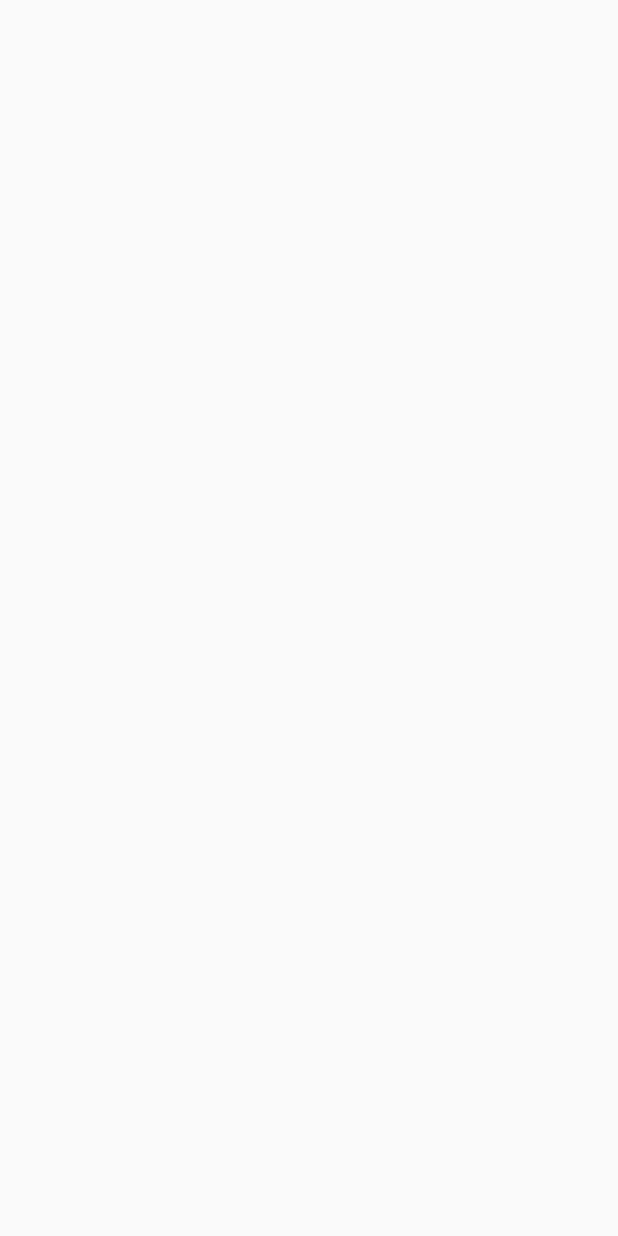
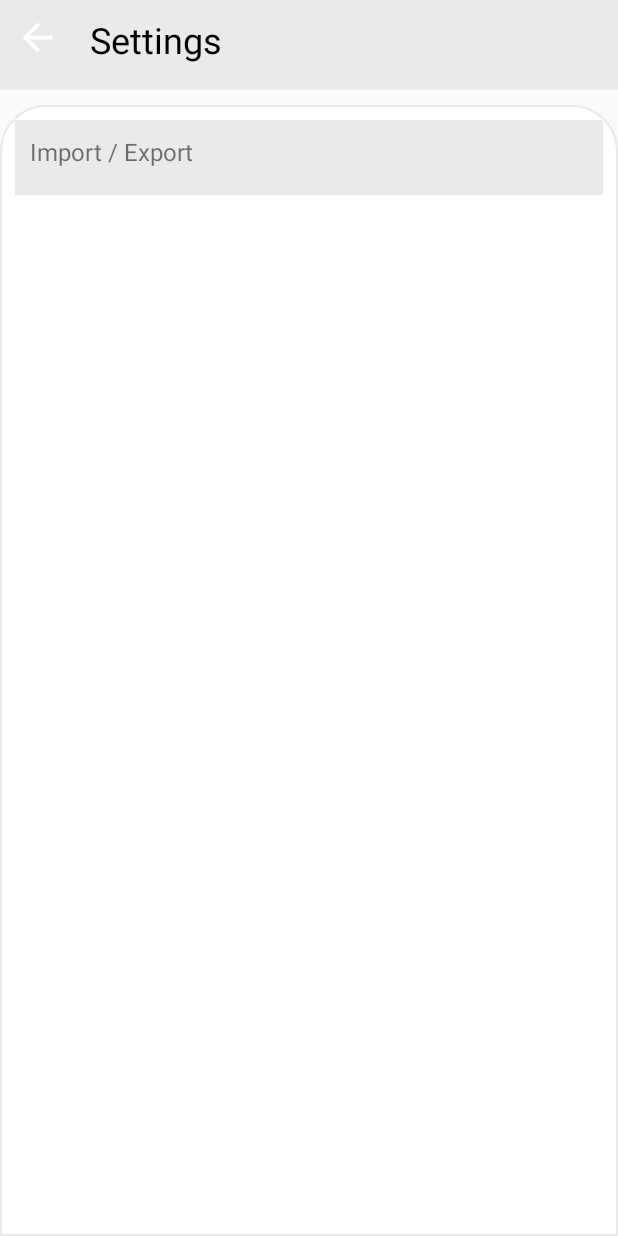
Before and after one commit to Parg3e3v/Just_Albums, an Android app: the SettingsActivity screen opened directly, with no data from a screen before it, on a phone screen of 412 x 824 dp. Before the commit the screen is empty. Run offline under Robolectric (Android 15) with nearby library versions, the phone set to English and light mode, and no system bars.

Commit message:
Working on settings menu

```diff
--- a/app/src/main/java/com/example/albumation/SettingsActivity.java
+++ b/app/src/main/java/com/example/albumation/SettingsActivity.java
@@ -4,13 +4,27 @@ import androidx.appcompat.app.AppCompatActivity;
 
 import android.content.Intent;
 import android.os.Bundle;
+import android.view.View;
+import android.widget.ImageButton;
 
 public class SettingsActivity extends AppCompatActivity {
+
+    ImageButton arrow;
 
     @Override
     protected void onCreate(Bundle savedInstanceState) {
         super.onCreate(savedInstanceState);
         setContentView(R.layout.activity_settings);
+        arrow = (ImageButton) findViewById(R.id.fromStToMain);
+
+        arrow.setOnClickListener(new View.OnClickListener() {
+            @Override
+            public void onClick(View view) {
+                Intent intent = new Intent(SettingsActivity.this, MainActivity.class);
+                SettingsActivity.this.finish();
+                startActivity(intent);
+            }
+        });
     }
     @Override
     public void onBackPressed() {
--- /dev/null
+++ b/app/src/main/res/drawable/ic_baseline_arrow_back_24.xml
@@ -0,0 +1,5 @@
+<vector android:height="24dp" android:tint="#FFFFFF"
+    android:viewportHeight="24" android:viewportWidth="24"
+    android:width="24dp" xmlns:android="http://schemas.android.com/apk/res/android">
+    <path android:fillColor="@android:color/white" android:pathData="M20,11H7.83l5.59,-5.59L12,4l-8,8 8,8 1.41,-1.41L7.83,13H20v-2z"/>
+</vector>
--- a/app/src/main/res/layout/activity_settings.xml
+++ b/app/src/main/res/layout/activity_settings.xml
@@ -6,4 +6,69 @@
     android:layout_height="match_parent"
     tools:context=".SettingsActivity">
 
+    <LinearLayout
+        android:layout_width="match_parent"
+        android:layout_height="match_parent"
+        android:orientation="vertical">
+
+        <LinearLayout
+            android:layout_width="match_parent"
+            android:layout_height="60dp"
+            android:background="@color/colorPrimary">
+
+            <ImageButton
+                android:id="@+id/fromStToMain"
+                android:layout_margin="10dp"
+                android:layout_width="30dp"
+                android:layout_height="30dp"
+                android:background="@drawable/ic_baseline_arrow_back_24"/>
+
+            <TextView
+                android:layout_width="wrap_content"
+                android:layout_height="wrap_content"
+                android:layout_marginStart="10dp"
+                android:layout_marginTop="10dp"
+                android:layout_marginEnd="10dp"
+                android:layout_marginBottom="10dp"
+                android:text="Settings"
+                android:textColor="@color/textColor"
+                android:textSize="24dp" />
+        </LinearLayout>
+
+        <ScrollView
+            android:layout_width="match_parent"
+            android:layout_height="match_parent"
+            android:layout_marginTop="10dp"
+            android:background="@drawable/customborder"
+            android:contentDescription="@string/app_name"
+            app:layout_constraintBottom_toBottomOf="parent"
+            app:layout_constraintEnd_toEndOf="parent"
+            app:layout_constraintStart_toStartOf="parent"
+            app:layout_constraintTop_toTopOf="parent">
+
+            <LinearLayout
+                android:layout_width="match_parent"
+                android:layout_height="wrap_content"
+                android:orientation="vertical">
+
+                <LinearLayout
+                    android:layout_width="match_parent"
+                    android:layout_height="50dp"
+                    android:background="@color/colorPrimary"
+                    android:orientation="horizontal">
+
+                    <TextView
+                        android:layout_width="wrap_content"
+                        android:layout_height="wrap_content"
+                        android:layout_margin="10dp"
+                        android:text="Import / Export"
+                        android:textSize="16dp" />
+
+
+                </LinearLayout>
+
+
+            </LinearLayout>
+        </ScrollView>
+    </LinearLayout>
 </androidx.constraintlayout.widget.ConstraintLayout>
```
Also changed, not shown: app/src/main/java/com/example/albumation/AlbumListFragment.java (+9 -0 lines), app/src/main/java/com/example/albumation/AlbumTopFragment.java (deleted, +0 -18 lines), app/src/main/res/layout/fragment_album_top.xml (deleted, +0 -28 lines).
